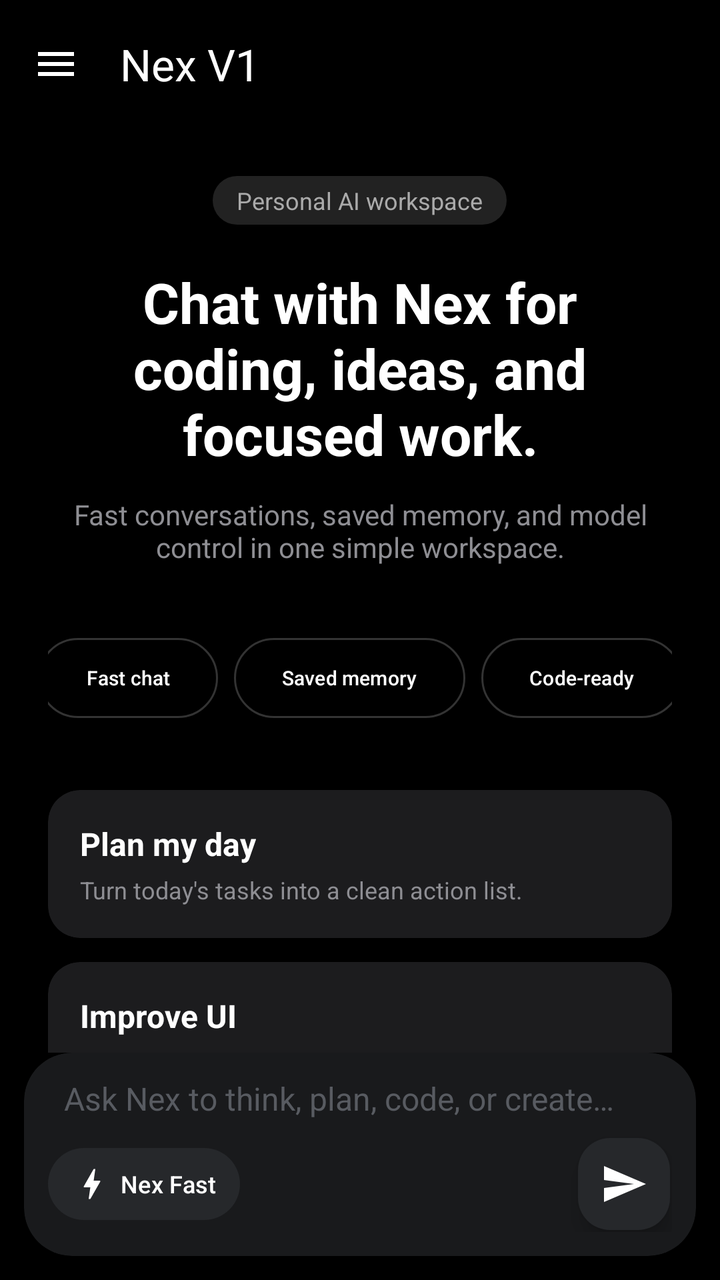
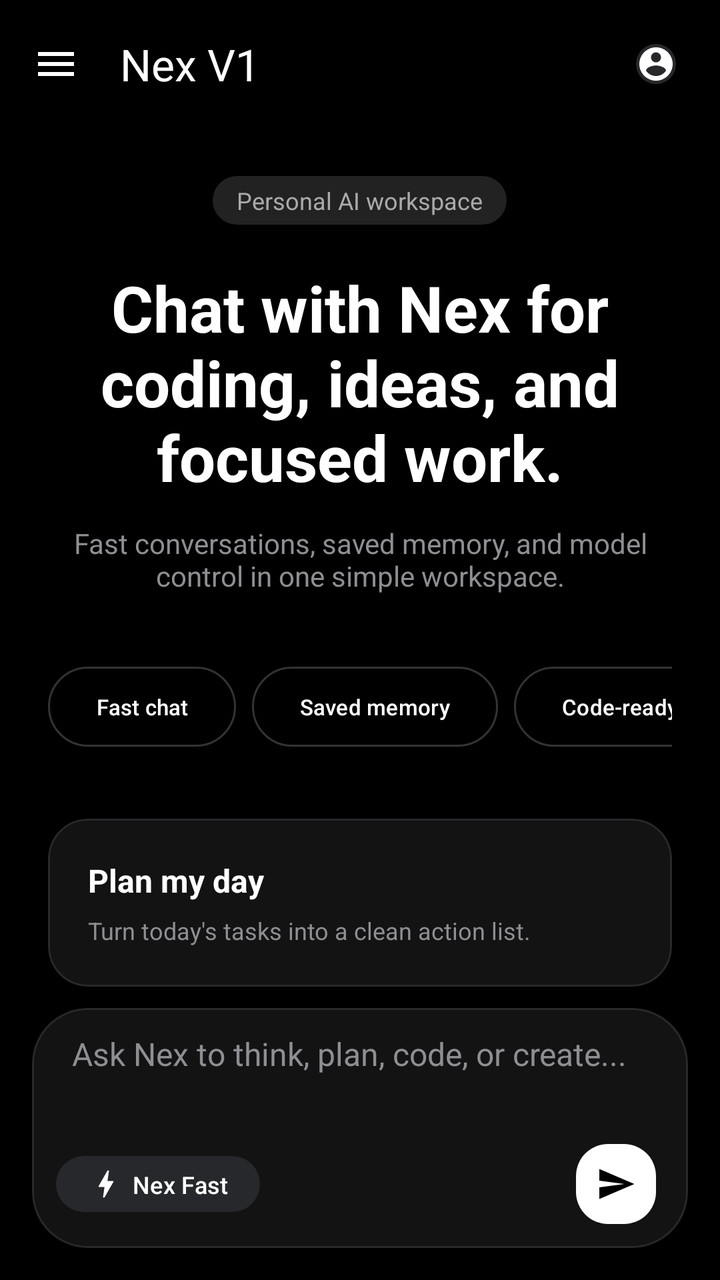

Compare the two renders of this Android layout. The source of the first and the diff that turns it into the second are given below.
<!-- AndroidManifest.xml: activity theme Theme.NexV1 -->
<!-- res/layout/activity_main.xml -->
<?xml version="1.0" encoding="utf-8"?>
<androidx.constraintlayout.widget.ConstraintLayout xmlns:android="http://schemas.android.com/apk/res/android"
    xmlns:app="http://schemas.android.com/apk/res-auto"
    android:id="@+id/main"
    android:layout_width="match_parent"
    android:layout_height="match_parent"
    android:background="#000000">

    
    <com.google.android.material.appbar.MaterialToolbar
        android:id="@+id/toolbar"
        android:layout_width="match_parent"
        android:layout_height="wrap_content"
        android:background="@android:color/transparent"
        app:layout_constraintTop_toTopOf="parent"
        app:navigationIcon="@drawable/ic_menu"
        app:title="@string/app_name"
        app:titleTextColor="@android:color/white">

        <com.google.android.material.imageview.ShapeableImageView
            android:layout_width="32dp"
            android:layout_height="32dp"
            android:layout_gravity="end"
            android:layout_marginEnd="16dp"
            android:src="@android:drawable/sym_def_app_icon"
            app:shapeAppearanceOverlay="@style/ShapeAppearance.Material3.Corner.Full" />

    </com.google.android.material.appbar.MaterialToolbar>

    
    <androidx.recyclerview.widget.RecyclerView
        android:id="@+id/recyclerView"
        android:layout_width="match_parent"
        android:layout_height="0dp"
        android:visibility="gone"
        app:layoutManager="androidx.recyclerview.widget.LinearLayoutManager"
        app:layout_constraintBottom_toTopOf="@+id/inputContainer"
        app:layout_constraintTop_toBottomOf="@id/toolbar"
        android:padding="14dp"/>

    
    <androidx.core.widget.NestedScrollView
        android:id="@+id/welcomeContainer"
        android:layout_width="match_parent"
        android:layout_height="0dp"
        android:fillViewport="true"
        app:layout_constraintBottom_toTopOf="@+id/inputContainer"
        app:layout_constraintTop_toBottomOf="@id/toolbar">

        <LinearLayout
            android:layout_width="match_parent"
            android:layout_height="wrap_content"
            android:gravity="center_horizontal"
            android:orientation="vertical"
            android:paddingHorizontal="24dp"
            android:paddingVertical="16dp">

            <TextView
                android:layout_width="wrap_content"
                android:layout_height="wrap_content"
                android:layout_marginTop="8dp"
                android:background="@drawable/bg_label"
                android:paddingHorizontal="12dp"
                android:paddingVertical="4dp"
                android:text="@string/personal_ai_workspace"
                android:textColor="#AAAAAA"
                android:textSize="12sp" />

            <TextView
                android:layout_width="match_parent"
                android:layout_height="wrap_content"
                android:layout_marginTop="20dp"
                android:gravity="center"
                android:text="@string/main_title"
                android:textColor="@android:color/white"
                android:textSize="28sp"
                android:textStyle="bold" />

            <TextView
                android:layout_width="match_parent"
                android:layout_height="wrap_content"
                android:layout_marginTop="12dp"
                android:gravity="center"
                android:text="@string/main_subtitle"
                android:textColor="#8E8E93"
                android:textSize="14sp" />

            
            <HorizontalScrollView
                android:layout_width="match_parent"
                android:layout_height="wrap_content"
                android:layout_marginTop="32dp"
                android:scrollbars="none">

                <LinearLayout
                    android:layout_width="wrap_content"
                    android:layout_height="wrap_content"
                    android:orientation="horizontal"
                    android:layout_gravity="center">

                    <com.google.android.material.button.MaterialButton
                        style="@style/Widget.Material3.Button.OutlinedButton"
                        android:layout_width="wrap_content"
                        android:layout_height="wrap_content"
                        android:text="@string/fast_chat"
                        android:textSize="10sp"
                        android:textColor="@android:color/white"
                        app:strokeColor="#333333" />

                    <com.google.android.material.button.MaterialButton
                        style="@style/Widget.Material3.Button.OutlinedButton"
                        android:layout_width="wrap_content"
                        android:layout_height="wrap_content"
                        android:layout_marginStart="8dp"
                        android:text="@string/saved_memory"
                        android:textSize="10sp"
                        android:textColor="@android:color/white"
                        app:strokeColor="#333333" />

                    <com.google.android.material.button.MaterialButton
                        style="@style/Widget.Material3.Button.OutlinedButton"
                        android:layout_width="wrap_content"
                        android:layout_height="wrap_content"
                        android:layout_marginStart="8dp"
                        android:text="@string/code_ready"
                        android:textSize="10sp"
                        android:textColor="@android:color/white"
                        app:strokeColor="#333333" />
                </LinearLayout>
            </HorizontalScrollView>

            
            <LinearLayout
                android:layout_width="match_parent"
                android:layout_height="wrap_content"
                android:layout_marginTop="32dp"
                android:orientation="vertical">

                <com.google.android.material.card.MaterialCardView
                    android:layout_width="match_parent"
                    android:layout_height="wrap_content"
                    android:layout_marginBottom="12dp"
                    app:cardBackgroundColor="#1C1C1E"
                    app:cardCornerRadius="16dp"
                    app:strokeWidth="0dp">

                    <LinearLayout
                        android:layout_width="match_parent"
                        android:layout_height="wrap_content"
                        android:orientation="vertical"
                        android:padding="16dp">

                        <TextView
                            android:layout_width="wrap_content"
                            android:layout_height="wrap_content"
                            android:text="@string/plan_my_day"
                            android:textColor="@android:color/white"
                            android:textSize="16sp"
                            android:textStyle="bold" />

                        <TextView
                            android:layout_width="wrap_content"
                            android:layout_height="wrap_content"
                            android:layout_marginTop="4dp"
                            android:text="@string/plan_my_day_desc"
                            android:textColor="#8E8E93"
                            android:textSize="12sp" />
                    </LinearLayout>
                </com.google.android.material.card.MaterialCardView>

                <com.google.android.material.card.MaterialCardView
                    android:id="@+id/cardImproveUI"
                    android:layout_width="match_parent"
                    android:layout_height="wrap_content"
                    android:layout_marginBottom="12dp"
                    app:cardBackgroundColor="#1C1C1E"
                    app:cardCornerRadius="16dp"
                    app:strokeWidth="0dp">

                    <LinearLayout
                        android:layout_width="match_parent"
                        android:layout_height="wrap_content"
                        android:orientation="vertical"
                        android:padding="16dp">

                        <TextView
                            android:layout_width="wrap_content"
                            android:layout_height="wrap_content"
                            android:text="@string/improve_ui"
                            android:textColor="@android:color/white"
                            android:textSize="16sp"
                            android:textStyle="bold" />

                        <TextView
                            android:layout_width="wrap_content"
                            android:layout_height="wrap_content"
                            android:layout_marginTop="4dp"
                            android:text="@string/improve_ui_desc"
                            android:textColor="#8E8E93"
                            android:textSize="12sp" />
                    </LinearLayout>
                </com.google.android.material.card.MaterialCardView>

                <com.google.android.material.card.MaterialCardView
                    android:id="@+id/downloadModelCard"
                    android:layout_width="match_parent"
                    android:layout_height="wrap_content"
                    android:layout_marginBottom="12dp"
                    android:visibility="gone"
                    app:cardBackgroundColor="#2C2C2E"
                    app:cardCornerRadius="16dp"
                    app:strokeColor="#007AFF"
                    app:strokeWidth="1dp">

                    <LinearLayout
                        android:layout_width="match_parent"
                        android:layout_height="wrap_content"
                        android:orientation="vertical"
                        android:padding="16dp">

                        <TextView
                            android:layout_width="wrap_content"
                            android:layout_height="wrap_content"
                            android:text="AI Model Required"
                            android:textColor="@android:color/white"
                            android:textSize="16sp"
                            android:textStyle="bold" />

                        <TextView
                            android:id="@+id/downloadStatusText"
                            android:layout_width="wrap_content"
                            android:layout_height="wrap_content"
                            android:layout_marginTop="4dp"
                            android:text="Download the core AI engine (~700MB) to start chatting offline."
                            android:textColor="#8E8E93"
                            android:textSize="12sp" />

                        <com.google.android.material.progressindicator.LinearProgressIndicator
                            android:id="@+id/downloadProgress"
                            android:layout_width="match_parent"
                            android:layout_height="wrap_content"
                            android:layout_marginTop="12dp"
                            android:visibility="gone"
                            app:indicatorColor="#007AFF"
                            app:trackColor="#3A3A3C" />

                        <com.google.android.material.button.MaterialButton
                            android:id="@+id/btnDownloadModel"
                            style="@style/Widget.Material3.Button"
                            android:layout_width="match_parent"
                            android:layout_height="wrap_content"
                            android:layout_marginTop="12dp"
                            android:text="Download Model"
                            app:backgroundTint="#007AFF"
                            app:cornerRadius="12dp" />
                    </LinearLayout>
                </com.google.android.material.card.MaterialCardView>

            </LinearLayout>


        </LinearLayout>
    </androidx.core.widget.NestedScrollView>

    
    <com.google.android.material.card.MaterialCardView
        android:id="@+id/inputContainer"
        android:layout_width="match_parent"
        android:layout_height="wrap_content"
        android:layout_margin="12dp"
        app:cardBackgroundColor="#191A1C"
        app:cardCornerRadius="24dp"
        app:layout_constraintBottom_toBottomOf="parent"
        app:strokeWidth="0dp">

        <LinearLayout
            android:layout_width="match_parent"
            android:layout_height="wrap_content"
            android:orientation="vertical"
            android:padding="12dp">

            <EditText
                android:id="@+id/messageInput"
                android:layout_width="match_parent"
                android:layout_height="wrap_content"
                android:layout_marginHorizontal="8dp"
                android:background="@android:color/transparent"
                android:hint="@string/input_hint"
                android:importantForAutofill="no"
                android:inputType="textMultiLine"
                android:maxLines="4"
                android:textColor="@android:color/white"
                android:textColorHint="#585B61"
                android:textSize="16sp" />

            <LinearLayout
                android:layout_width="match_parent"
                android:layout_height="wrap_content"
                android:layout_marginTop="8dp"
                android:layout_gravity="center">

                <com.google.android.material.button.MaterialButton
                    android:id="@+id/modelSelector"
                    style="@style/Widget.Material3.Button.TextButton"
                    android:layout_width="wrap_content"
                    android:layout_height="36dp"
                    android:text="@string/nex_fast"
                    android:textColor="@android:color/white"
                    android:textSize="12sp"
                    app:icon="@drawable/ic_bolt"
                    app:iconGravity="textStart"
                    app:iconSize="20dp"
                    app:iconTint="@android:color/white"
                    android:layout_gravity="center"
                    app:backgroundTint="#26282b"
                    android:minWidth="0dp"
                    android:minHeight="0dp"
                    android:paddingHorizontal="12dp"
                    android:insetTop="0dp"
                    android:insetBottom="0dp"
                    app:cornerRadius="18dp" />

                <Space
                    android:layout_width="0dp"
                    android:layout_height="wrap_content"
                    android:layout_weight="1" />

                <com.google.android.material.floatingactionbutton.FloatingActionButton
                    android:id="@+id/sendButton"
                    android:layout_width="wrap_content"
                    android:layout_height="wrap_content"
                    android:contentDescription="@string/send"
                    app:backgroundTint="#26282b"
                    app:fabCustomSize="46dp"
                    app:srcCompat="@drawable/ic_send"
                    app:tint="@android:color/white"
                    android:layout_gravity="center"/>
            </LinearLayout>
        </LinearLayout>
    </com.google.android.material.card.MaterialCardView>

</androidx.constraintlayout.widget.ConstraintLayout>
<!-- resources referenced by this layout -->
<resources>
  <!-- drawable bg_label (drawable) -->
  <shape xmlns:android="http://schemas.android.com/apk/res/android">
      <solid android:color="#222222" />
      <corners android:radius="16dp" />
  </shape>
  <!-- drawable ic_bolt (drawable) -->
  <vector xmlns:android="http://schemas.android.com/apk/res/android"
      android:width="24dp"
      android:height="24dp"
      android:viewportWidth="24"
      android:viewportHeight="24">
      <path
          android:fillColor="@android:color/white"
          android:pathData="M11,21h-1l1-7H7.5c-0.58,0-0.57-0.32-0.38-0.66c0.19-0.34,0.05-0.08,0.07-0.12C8.48,10.94,10.42,7.54,13,3h1l-1,7h3.5c0.49,0,0.56,0.33,0.47,0.51l-0.07,0.15C12.96,17.55,11,21,11,21z" />
  </vector>
  <!-- drawable ic_menu (drawable) -->
  <vector xmlns:android="http://schemas.android.com/apk/res/android"
      android:width="24dp"
      android:height="24dp"
      android:viewportWidth="24"
      android:viewportHeight="24">
      <path
          android:fillColor="@android:color/white"
          android:pathData="M3,18h18v-2H3V18zM3,13h18v-2H3V13zM3,6v2h18V6H3z" />
  </vector>
  <!-- drawable ic_send (drawable) -->
  <vector xmlns:android="http://schemas.android.com/apk/res/android"
      android:width="24dp"
      android:height="24dp"
      android:viewportWidth="24"
      android:viewportHeight="24">
      <path
          android:fillColor="@android:color/white"
          android:pathData="M2.01,21L23,12 2.01,3 2,10l15,2 -15,2z" />
  </vector>
  <string name="app_name">Nex V1</string>
  <string name="code_ready">Code-ready</string>
  <string name="fast_chat">Fast chat</string>
  <string name="improve_ui">Improve UI</string>
  <string name="improve_ui_desc">Refine layouts, spacing, and overall app feel.</string>
  <string name="input_hint">Ask Nex to think, plan, code, or create…</string>
  <string name="main_subtitle">Fast conversations, saved memory, and model control in one simple workspace.</string>
  <string name="main_title">Chat with Nex for coding, ideas, and focused work.</string>
  <string name="nex_fast">Nex Fast</string>
  <string name="personal_ai_workspace">Personal AI workspace</string>
  <string name="plan_my_day">Plan my day</string>
  <string name="plan_my_day_desc">Turn today\'s tasks into a clean action list.</string>
  <string name="saved_memory">Saved memory</string>
  <string name="send">Send</string>
  <style name="Theme.NexV1" parent="Theme.Material3.DayNight.NoActionBar">
          
          <item name="colorPrimary">@color/black</item>
          <item name="colorOnPrimary">@color/white</item>
  
          
          <item name="android:colorBackground">@color/white</item>
  
          
          <item name="android:statusBarColor">@color/black</item>
          <item name="android:windowFullscreen">false</item>
          <item name="android:fitsSystemWindows">true</item>
      </style>
  <color name="black">#000000</color>
  <color name="white">#FFFFFF</color>
</resources>

<!-- the commit's change to res/layout/activity_main.xml (unified diff, before → after) -->
@@ -14,6 +14,7 @@
         android:background="@android:color/transparent"
         app:layout_constraintTop_toTopOf="parent"
         app:navigationIcon="@drawable/ic_menu"
+        app:navigationIconTint="@android:color/white"
         app:title="@string/app_name"
         app:titleTextColor="@android:color/white">
 
@@ -22,7 +23,10 @@
             android:layout_height="32dp"
             android:layout_gravity="end"
             android:layout_marginEnd="16dp"
-            android:src="@android:drawable/sym_def_app_icon"
+            android:src="@drawable/ic_account"
+            android:padding="6dp"
+            android:background="#26282B"
+            app:tint="@android:color/white"
             app:shapeAppearanceOverlay="@style/ShapeAppearance.Material3.Corner.Full" />
 
     </com.google.android.material.appbar.MaterialToolbar>
@@ -34,9 +38,10 @@
         android:layout_height="0dp"
         android:visibility="gone"
         app:layoutManager="androidx.recyclerview.widget.LinearLayoutManager"
-        app:layout_constraintBottom_toTopOf="@+id/inputContainer"
+        app:layout_constraintBottom_toTopOf="@+id/inputCard"
         app:layout_constraintTop_toBottomOf="@id/toolbar"
-        android:padding="14dp"/>
+        android:clipToPadding="false"
+        android:paddingBottom="16dp"/>
 
     
     <androidx.core.widget.NestedScrollView
@@ -44,7 +49,7 @@
         android:layout_width="match_parent"
         android:layout_height="0dp"
         android:fillViewport="true"
-        app:layout_constraintBottom_toTopOf="@+id/inputContainer"
+        app:layout_constraintBottom_toTopOf="@+id/inputCard"
         app:layout_constraintTop_toBottomOf="@id/toolbar">
 
         <LinearLayout
@@ -73,7 +78,7 @@
                 android:gravity="center"
                 android:text="@string/main_title"
                 android:textColor="@android:color/white"
-                android:textSize="28sp"
+                android:textSize="32sp"
                 android:textStyle="bold" />
 
             <TextView
@@ -95,17 +100,17 @@
                 <LinearLayout
                     android:layout_width="wrap_content"
                     android:layout_height="wrap_content"
-                    android:orientation="horizontal"
-                    android:layout_gravity="center">
+                    android:orientation="horizontal">
 
                     <com.google.android.material.button.MaterialButton
                         style="@style/Widget.Material3.Button.OutlinedButton"
                         android:layout_width="wrap_content"
                         android:layout_height="wrap_content"
                         android:text="@string/fast_chat"
-                        android:textSize="10sp"
+                        android:textSize="11sp"
                         android:textColor="@android:color/white"
-                        app:strokeColor="#333333" />
+                        app:strokeColor="#333333"
+                        app:cornerRadius="20dp"/>
 
                     <com.google.android.material.button.MaterialButton
                         style="@style/Widget.Material3.Button.OutlinedButton"
@@ -113,9 +118,10 @@
                         android:layout_height="wrap_content"
                         android:layout_marginStart="8dp"
                         android:text="@string/saved_memory"
-                        android:textSize="10sp"
+                        android:textSize="11sp"
                         android:textColor="@android:color/white"
-                        app:strokeColor="#333333" />
+                        app:strokeColor="#333333"
+                        app:cornerRadius="20dp"/>
 
                     <com.google.android.material.button.MaterialButton
                         style="@style/Widget.Material3.Button.OutlinedButton"
@@ -123,9 +129,10 @@
                         android:layout_height="wrap_content"
                         android:layout_marginStart="8dp"
                         android:text="@string/code_ready"
-                        android:textSize="10sp"
+                        android:textSize="11sp"
                         android:textColor="@android:color/white"
-                        app:strokeColor="#333333" />
+                        app:strokeColor="#333333"
+                        app:cornerRadius="20dp"/>
                 </LinearLayout>
             </HorizontalScrollView>
 
@@ -140,15 +147,16 @@
                     android:layout_width="match_parent"
                     android:layout_height="wrap_content"
                     android:layout_marginBottom="12dp"
-                    app:cardBackgroundColor="#1C1C1E"
-                    app:cardCornerRadius="16dp"
-                    app:strokeWidth="0dp">
+                    app:cardBackgroundColor="#131314"
+                    app:cardCornerRadius="20dp"
+                    app:strokeWidth="1dp"
+                    app:strokeColor="#26282B">
 
                     <LinearLayout
                         android:layout_width="match_parent"
                         android:layout_height="wrap_content"
                         android:orientation="vertical"
-                        android:padding="16dp">
+                        android:padding="20dp">
 
                         <TextView
                             android:layout_width="wrap_content"
@@ -161,7 +169,7 @@
                         <TextView
                             android:layout_width="wrap_content"
                             android:layout_height="wrap_content"
-                            android:layout_marginTop="4dp"
+                            android:layout_marginTop="6dp"
                             android:text="@string/plan_my_day_desc"
                             android:textColor="#8E8E93"
                             android:textSize="12sp" />
@@ -173,15 +181,16 @@
                     android:layout_width="match_parent"
                     android:layout_height="wrap_content"
                     android:layout_marginBottom="12dp"
-                    app:cardBackgroundColor="#1C1C1E"
-                    app:cardCornerRadius="16dp"
-                    app:strokeWidth="0dp">
+                    app:cardBackgroundColor="#131314"
+                    app:cardCornerRadius="20dp"
+                    app:strokeWidth="1dp"
+                    app:strokeColor="#26282B">
 
                     <LinearLayout
                         android:layout_width="match_parent"
                         android:layout_height="wrap_content"
                         android:orientation="vertical"
-                        android:padding="16dp">
+                        android:padding="20dp">
 
                         <TextView
                             android:layout_width="wrap_content"
@@ -194,7 +203,7 @@
                         <TextView
                             android:layout_width="wrap_content"
                             android:layout_height="wrap_content"
-                            android:layout_marginTop="4dp"
+                            android:layout_marginTop="6dp"
                             android:text="@string/improve_ui_desc"
                             android:textColor="#8E8E93"
                             android:textSize="12sp" />
@@ -207,8 +216,8 @@
                     android:layout_height="wrap_content"
                     android:layout_marginBottom="12dp"
                     android:visibility="gone"
-                    app:cardBackgroundColor="#2C2C2E"
-                    app:cardCornerRadius="16dp"
+                    app:cardBackgroundColor="#131314"
+                    app:cardCornerRadius="20dp"
                     app:strokeColor="#007AFF"
                     app:strokeWidth="1dp">
 
@@ -216,7 +225,7 @@
                         android:layout_width="match_parent"
                         android:layout_height="wrap_content"
                         android:orientation="vertical"
-                        android:padding="16dp">
+                        android:padding="20dp">
 
                         <TextView
                             android:layout_width="wrap_content"
@@ -230,7 +239,7 @@
                             android:id="@+id/downloadStatusText"
                             android:layout_width="wrap_content"
                             android:layout_height="wrap_content"
-                            android:layout_marginTop="4dp"
+                            android:layout_marginTop="6dp"
                             android:text="Download the core AI engine (~700MB) to start chatting offline."
                             android:textColor="#8E8E93"
                             android:textSize="12sp" />
@@ -239,7 +248,7 @@
                             android:id="@+id/downloadProgress"
                             android:layout_width="match_parent"
                             android:layout_height="wrap_content"
-                            android:layout_marginTop="12dp"
+                            android:layout_marginTop="16dp"
                             android:visibility="gone"
                             app:indicatorColor="#007AFF"
                             app:trackColor="#3A3A3C" />
@@ -249,10 +258,10 @@
                             style="@style/Widget.Material3.Button"
                             android:layout_width="match_parent"
                             android:layout_height="wrap_content"
-                            android:layout_marginTop="12dp"
+                            android:layout_marginTop="16dp"
                             android:text="Download Model"
                             app:backgroundTint="#007AFF"
-                            app:cornerRadius="12dp" />
+                            app:cornerRadius="14dp" />
                     </LinearLayout>
                 </com.google.android.material.card.MaterialCardView>
 
@@ -264,78 +273,80 @@
 
     
     <com.google.android.material.card.MaterialCardView
-        android:id="@+id/inputContainer"
+        android:id="@+id/inputCard"
         android:layout_width="match_parent"
         android:layout_height="wrap_content"
-        android:layout_margin="12dp"
-        app:cardBackgroundColor="#191A1C"
-        app:cardCornerRadius="24dp"
-        app:layout_constraintBottom_toBottomOf="parent"
-        app:strokeWidth="0dp">
+        android:layout_margin="16dp"
+        app:cardBackgroundColor="#131314"
+        app:cardCornerRadius="28dp"
+        app:strokeWidth="1dp"
+        app:strokeColor="#26282B"
+        app:layout_constraintBottom_toBottomOf="parent">
 
         <LinearLayout
+            android:id="@+id/inputContainer"
             android:layout_width="match_parent"
             android:layout_height="wrap_content"
             android:orientation="vertical"
-            android:padding="12dp">
+            android:padding="8dp">
 
             <EditText
                 android:id="@+id/messageInput"
                 android:layout_width="match_parent"
                 android:layout_height="wrap_content"
-                android:layout_marginHorizontal="8dp"
+                android:layout_marginHorizontal="12dp"
+                android:layout_marginTop="4dp"
                 android:background="@android:color/transparent"
-                android:hint="@string/input_hint"
+                android:hint="Ask Nex to think, plan, code, or create..."
                 android:importantForAutofill="no"
                 android:inputType="textMultiLine"
-                android:maxLines="4"
+                android:maxLines="6"
                 android:textColor="@android:color/white"
-                android:textColorHint="#585B61"
-                android:textSize="16sp" />
-
-            <LinearLayout
-                android:layout_width="match_parent"
-                android:layout_height="wrap_content"
-                android:layout_marginTop="8dp"
-                android:layout_gravity="center">
+                android:textColorHint="#8E8E93"
+                android:textSize="16sp"
+                android:minHeight="48dp"
+                android:gravity="top|start"/>
+
+            <RelativeLayout
+                android:layout_width="match_parent"
+                android:layout_height="48dp"
+                android:layout_marginTop="4dp">
 
                 <com.google.android.material.button.MaterialButton
                     android:id="@+id/modelSelector"
                     style="@style/Widget.Material3.Button.TextButton"
                     android:layout_width="wrap_content"
                     android:layout_height="36dp"
-                    android:text="@string/nex_fast"
+                    android:layout_centerVertical="true"
+                    android:layout_marginStart="4dp"
+                    android:text="Nex Fast"
                     android:textColor="@android:color/white"
                     android:textSize="12sp"
                     app:icon="@drawable/ic_bolt"
                     app:iconGravity="textStart"
-                    app:iconSize="20dp"
+                    app:iconSize="18dp"
                     app:iconTint="@android:color/white"
-                    android:layout_gravity="center"
-                    app:backgroundTint="#26282b"
+                    app:backgroundTint="#26282B"
                     android:minWidth="0dp"
-                    android:minHeight="0dp"
-                    android:paddingHorizontal="12dp"
-                    android:insetTop="0dp"
-                    android:insetBottom="0dp"
+                    android:paddingHorizontal="16dp"
                     app:cornerRadius="18dp" />
-
-                <Space
-                    android:layout_width="0dp"
-                    android:layout_height="wrap_content"
-                    android:layout_weight="1" />
 
                 <com.google.android.material.floatingactionbutton.FloatingActionButton
                     android:id="@+id/sendButton"
                     android:layout_width="wrap_content"
                     android:layout_height="wrap_content"
+                    android:layout_alignParentEnd="true"
+                    android:layout_centerVertical="true"
+                    android:layout_marginEnd="4dp"
                     android:contentDescription="@string/send"
-                    app:backgroundTint="#26282b"
-                    app:fabCustomSize="46dp"
+                    app:backgroundTint="@android:color/white"
+                    app:fabCustomSize="40dp"
+                    app:maxImageSize="20dp"
                     app:srcCompat="@drawable/ic_send"
-                    app:tint="@android:color/white"
-                    android:layout_gravity="center"/>
-            </LinearLayout>
+                    app:tint="@android:color/black"
+                    app:elevation="0dp"
+                    app:pressedTranslationZ="0dp"/>
+            </RelativeLayout>
         </LinearLayout>
     </com.google.android.material.card.MaterialCardView>
 
<!-- resource entries referenced after the edit -->
@@ -5,6 +5,16 @@
       <solid android:color="#222222" />
       <corners android:radius="16dp" />
   </shape>
+  <!-- drawable ic_account (drawable) -->
+  <vector xmlns:android="http://schemas.android.com/apk/res/android"
+      android:width="24dp"
+      android:height="24dp"
+      android:viewportWidth="24"
+      android:viewportHeight="24">
+      <path
+          android:fillColor="@android:color/white"
+          android:pathData="M12,2C6.48,2 2,6.48 2,12s4.48,10 10,10s10,-4.48 10,-10S17.52,2 12,2zM12,5c1.66,0 3,1.34 3,3s-1.34,3 -3,3s-3,-1.34 -3,-3 S10.34,5 12,5zM12,19.2c-2.5,0-4.71-1.28-6-3.22c0.03-1.99,4-3.08,6-3.08c1.99,0,5.97,1.09,6,3.08C16.71,17.92,14.5,19.2,12,19.2z" />
+  </vector>
   <!-- drawable ic_bolt (drawable) -->
   <vector xmlns:android="http://schemas.android.com/apk/res/android"
       android:width="24dp"
@@ -40,10 +50,8 @@
   <string name="fast_chat">Fast chat</string>
   <string name="improve_ui">Improve UI</string>
   <string name="improve_ui_desc">Refine layouts, spacing, and overall app feel.</string>
-  <string name="input_hint">Ask Nex to think, plan, code, or create…</string>
   <string name="main_subtitle">Fast conversations, saved memory, and model control in one simple workspace.</string>
   <string name="main_title">Chat with Nex for coding, ideas, and focused work.</string>
-  <string name="nex_fast">Nex Fast</string>
   <string name="personal_ai_workspace">Personal AI workspace</string>
   <string name="plan_my_day">Plan my day</string>
   <string name="plan_my_day_desc">Turn today\'s tasks into a clean action list.</string>
